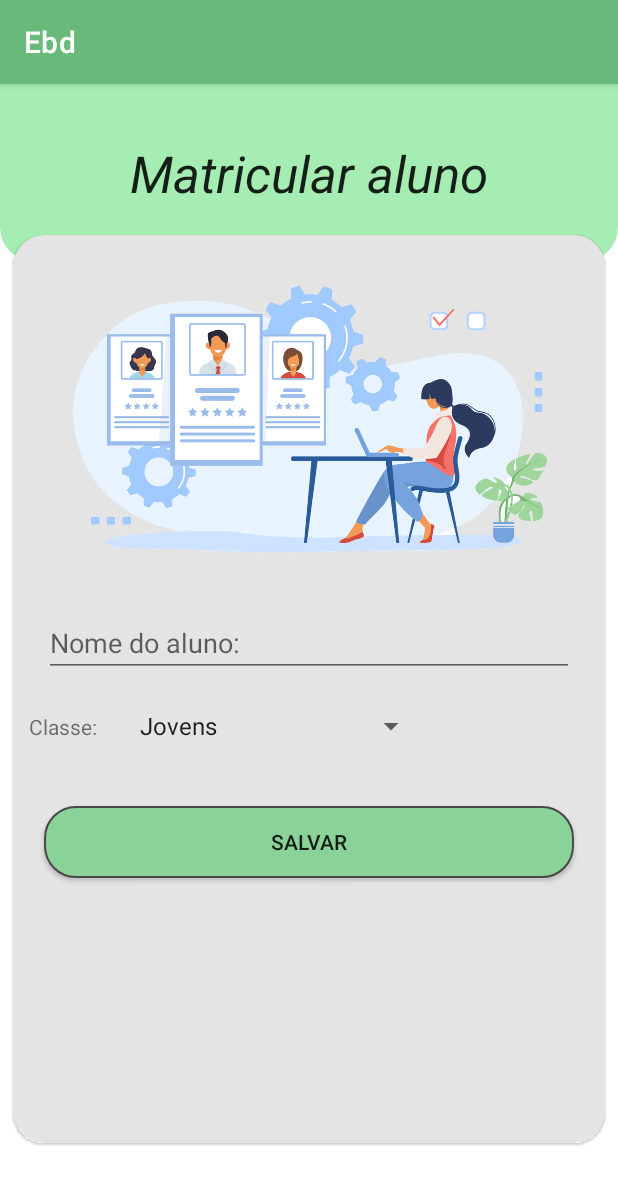
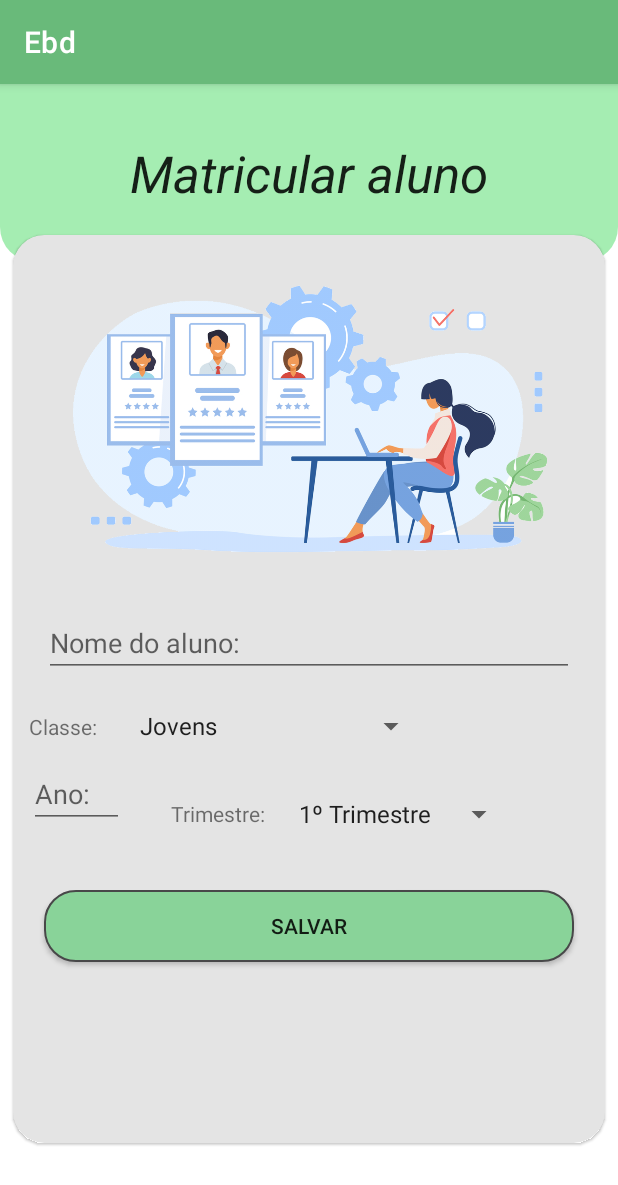
Before and after one commit to matheuspaz123/Ebd, an Android app: the MatriculaFragment screen opened through its navigation route, after a tap on "SALVAR", on a phone screen of 412 x 824 dp. Shown: the top 1185 px of the screen. Run offline under Robolectric (Android 15) with nearby library versions, the phone set to English and light mode, and no system bars; our stand-ins replace Firebase (no records; nobody signed in at launch, a user with empty details on screens opened directly), data binding, sdp/ssp sizes.

```diff
--- a/app/src/main/java/com/example/ebd/UI/view/fragments/MatriculaFragment.kt
+++ b/app/src/main/java/com/example/ebd/UI/view/fragments/MatriculaFragment.kt
@@ -9,6 +9,7 @@ import android.widget.Toast
 import android.widget.ArrayAdapter
 import com.example.ebd.R
 import com.example.ebd.data.model.Aluno
+import com.example.ebd.data.model.Presenca
 import com.example.ebd.databinding.FragmentLogin2Binding
 import com.example.ebd.databinding.FragmentMatriculaBinding
 import com.google.firebase.database.FirebaseDatabase
@@ -31,6 +32,13 @@ class MatriculaFragment : Fragment() {
         "Novos convertidos"
     )
 
+    private var listaTrimestre = arrayOf(
+        "1º Trimestre",
+        "2º Trimestre",
+        "3º Trimestre",
+        "4º Trimestre"
+    )
+
     override fun onCreate(savedInstanceState: Bundle?) {
         super.onCreate(savedInstanceState)
 
@@ -50,19 +58,32 @@ class MatriculaFragment : Fragment() {
 
         binding = FragmentMatriculaBinding.bind(view)
 
-        var mArrayAdapter =
+        var mArrayAdapterClasse =
             ArrayAdapter(view.context, android.R.layout.simple_spinner_item, listaClasses)
         //mArrayAdapter.setDropDownViewResource(android.R.layout.simple_spinner_dropdown_item)
-        view.matricula_sp_classe.adapter = mArrayAdapter
+        var mArrayAdapterTrimestre =
+            ArrayAdapter(view.context, android.R.layout.simple_spinner_item, listaTrimestre)
+        view.matricula_sp_classe.adapter = mArrayAdapterClasse
+        view.matricula_sp_trimestre.adapter = mArrayAdapterTrimestre
 
-        var aluno = Aluno("teste", "testeclasse")
+
+        var aluno = Aluno("teste", "testeclasse", Presenca("2021", "1"))
 
         binding.matriculaBtSalvar.setOnClickListener {
+            var aa: String = view.matricula_sp_classe.selectedItem.toString()
+            var trimestre: String = (view.matricula_sp_trimestre.selectedItemPosition + 1).toString()
+
+
             aluno = Aluno(
-                binding.matriculaEtNome.text.toString(),
-                "Jovens"
-                //binding.matriculaSpClasse.text.toString()
+                nome = binding.matriculaEtNome.text.toString(),
+                classe = aa,
+                presenca = Presenca(binding.matriculaEtAno.text.toString(), trimestre )
+
             )
+
+            val e = dataBase.child("alunos")
+                .child(aluno.nome)
+
 
             val reference = dataBase.child("alunos")
                 .child(aluno.nome)
@@ -82,6 +103,7 @@ class MatriculaFragment : Fragment() {
                         ).show()
                     }
                 }
+
 
 
             /*      db.collection("usuarios")
--- a/app/src/main/java/com/example/ebd/data/model/Aluno.kt
+++ b/app/src/main/java/com/example/ebd/data/model/Aluno.kt
@@ -1,4 +1,4 @@
 package com.example.ebd.data.model
 
-
-data class Aluno(var nome: String = "", var classe: String = "", val presenca: String = "presenca")
+class Aluno(var nome: String = "", var classe: String = "", val presenca: Presenca = Presenca("", ""))
+class Presenca(var ano: String = "", var trimestre: String = "")
--- a/app/src/main/res/layout/fragment_lista_alunos.xml
+++ b/app/src/main/res/layout/fragment_lista_alunos.xml
@@ -27,7 +27,8 @@
             android:id="@+id/lista_alunos_recycler"
             android:layout_width="match_parent"
             android:layout_height="0dp"
-            app:layout_constraintTop_toBottomOf="@+id/lista_alunos_tv_titulo" />
+            app:layout_constraintTop_toBottomOf="@+id/lista_alunos_tv_titulo"
+            app:layout_constraintBottom_toBottomOf="parent"/>
     </androidx.constraintlayout.widget.ConstraintLayout>
 
 
--- a/app/src/main/res/layout/fragment_matricula.xml
+++ b/app/src/main/res/layout/fragment_matricula.xml
@@ -97,6 +97,35 @@
                         app:layout_constraintLeft_toRightOf="@+id/matricula_tv_classe"
                         app:layout_constraintTop_toBottomOf="@+id/matricula_et_nome" />
 
+                    <EditText
+                        android:id="@+id/matricula_et_ano"
+                        android:layout_width="wrap_content"
+                        android:layout_height="wrap_content"
+
+                        android:layout_margin="@dimen/_8sdp"
+                        android:hint="Ano:    "
+                        app:layout_constraintLeft_toLeftOf="parent"
+                        app:layout_constraintTop_toBottomOf="@+id/matricula_sp_classe" />
+
+
+                    <Spinner
+                        android:id="@+id/matricula_sp_trimestre"
+                        android:layout_width="wrap_content"
+                        android:layout_height="wrap_content"
+                        android:layout_marginStart="@dimen/_8sdp"
+                        app:layout_constraintBottom_toBottomOf="@+id/matricula_tv_trimestre"
+                        app:layout_constraintLeft_toRightOf="@+id/matricula_tv_trimestre"
+                        app:layout_constraintTop_toTopOf="@+id/matricula_tv_trimestre" />
+
+                    <TextView
+                        android:id="@+id/matricula_tv_trimestre"
+                        android:layout_width="wrap_content"
+                        android:layout_height="wrap_content"
+                        android:layout_marginStart="@dimen/_24ssp"
+                        android:text="Trimestre: "
+                        app:layout_constraintBottom_toBottomOf="@+id/matricula_et_ano"
+                        app:layout_constraintLeft_toRightOf="@+id/matricula_et_ano" />
+
                     <androidx.appcompat.widget.AppCompatButton
                         android:id="@+id/matricula_bt_salvar"
                         android:layout_width="match_parent"
@@ -106,7 +135,7 @@
                         android:background="@drawable/button_login"
                         android:text="Salvar"
                         app:layout_constraintLeft_toLeftOf="parent"
-                        app:layout_constraintTop_toBottomOf="@+id/matricula_sp_classe" />
+                        app:layout_constraintTop_toBottomOf="@+id/matricula_et_ano" />
 
 
                 </androidx.constraintlayout.widget.ConstraintLayout>
--- a/app/src/main/res/layout/recycler_lista.xml
+++ b/app/src/main/res/layout/recycler_lista.xml
@@ -4,6 +4,7 @@
     android:layout_width="match_parent"
     android:layout_height="wrap_content"
     android:backgroundTint="@color/purple_700"
+    android:clickable="true"
     android:elevation="@dimen/_4sdp"
     android:orientation="horizontal"
     app:cardCornerRadius="@dimen/_18sdp"
```
Also changed, not shown: app/src/main/java/com/example/ebd/UI/adapter/AdapterListaAluno.kt (+35 -7 lines), app/src/main/java/com/example/ebd/UI/view/fragments/ListaAlunosFragment.kt (+22 -8 lines).
